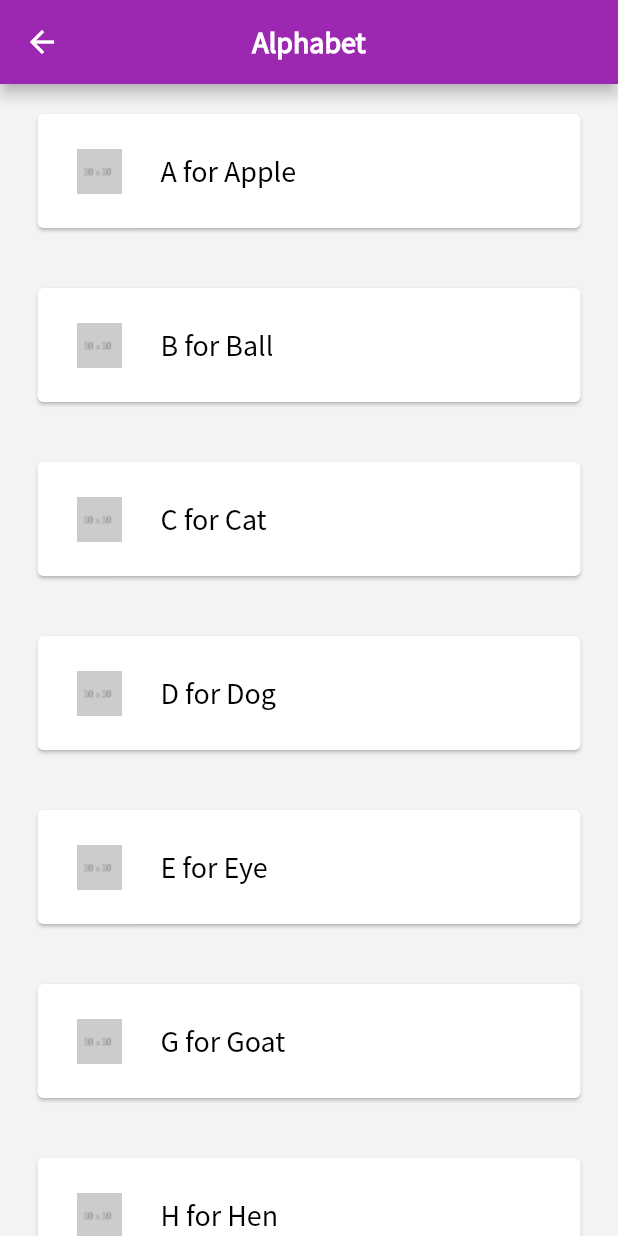
After one commit to zetaverse/aac_app, a Flutter app: the EnAlphabet screen opened directly, on a phone screen of 412 x 824 dp. The commit adds this screen. Run offline on Flutter 3.47's test engine with Material 2 defaults, Android fonts, the phone set to English and light mode, and no system bars.

Commit message:
Added all pages for english

```diff
--- a/lib/main.dart
+++ b/lib/main.dart
@@ -6,6 +6,8 @@
 class AacApp extends StatelessWidget {
   @override
   Widget build(BuildContext context) {
-    return MaterialApp(home: LangSelectionPage());
+    return MaterialApp(
+      home: LangSelectionPage(),
+    );
   }
 }
--- /dev/null
+++ b/lib/pages/enDetailPages/enAlphabet.dart
@@ -0,0 +1,51 @@
+import 'package:flutter/material.dart';
+import 'package:aac_app/components/lessonPageButton.dart';
+
+class EnAlphabet extends StatelessWidget {
+  @override
+  Widget build(BuildContext context) {
+    return Scaffold(
+      appBar: AppBar(
+        backgroundColor: Colors.purple,
+        title: Text(
+          "Alphabet",
+          style: TextStyle(
+            fontFamily: 'Source Sans Pro',
+            fontWeight: FontWeight.bold,
+          ),
+        ),
+        centerTitle: true,
+      ),
+      backgroundColor: Color(0xFFF3F3F3),
+      body: ListView(
+        children: <Widget>[
+          LessonPageButton(buttonText: 'A for Apple'),
+          LessonPageButton(buttonText: 'B for Ball'),
+          LessonPageButton(buttonText: 'C for Cat'),
+          LessonPageButton(buttonText: 'D for Dog'),
+          LessonPageButton(buttonText: 'E for Eye'),
+          LessonPageButton(buttonText: 'G for Goat'),
+          LessonPageButton(buttonText: 'H for Hen'),
+          LessonPageButton(buttonText: 'I for Ice-cream'),
+          LessonPageButton(buttonText: 'J for Jeep'),
+          LessonPageButton(buttonText: 'K for Kite'),
+          LessonPageButton(buttonText: 'L for Lion'),
+          LessonPageButton(buttonText: 'M for Mango'),
+          LessonPageButton(buttonText: 'N for Nose'),
+          LessonPageButton(buttonText: 'O for Orange'),
+          LessonPageButton(buttonText: 'P for Papaya'),
+          LessonPageButton(buttonText: 'Q for Queen'),
+          LessonPageButton(buttonText: 'R for Rabbit'),
+          LessonPageButton(buttonText: 'S for Ship'),
+          LessonPageButton(buttonText: 'T for Tiger'),
+          LessonPageButton(buttonText: 'U for Umbrella'),
+          LessonPageButton(buttonText: 'V for Van'),
+          LessonPageButton(buttonText: 'W for Wool'),
+          LessonPageButton(buttonText: 'X for X-ray'),
+          LessonPageButton(buttonText: 'Y for Yellow'),
+          LessonPageButton(buttonText: 'Z for Zebra'),
+        ],
+      ),
+    );
+  }
+}
```
Also changed, not shown: lib/pages/enDetailPages/enAffection.dart (added, +32 -0 lines), lib/pages/enDetailPages/enAnswer.dart (added, +32 -0 lines), lib/pages/enDetailPages/enDontLike.dart (added, +30 -0 lines), lib/pages/enDetailPages/enFeeling.dart (added, +34 -0 lines), lib/pages/enDetailPages/enGreeting.dart (added, +32 -0 lines), lib/pages/enDetailPages/enLike.dart (added, +30 -0 lines), lib/pages/enDetailPages/enNumbers.dart (added, +36 -0 lines), lib/pages/enDetailPages/enObjects.dart (added, +41 -0 lines), lib/pages/enDetailPages/enSocial.dart (added, +32 -0 lines), lib/pages/enDetailPages/enWants.dart (added, +31 -0 lines), lib/pages/enLessonDetailsPage.dart (deleted, +0 -37 lines), lib/pages/enLessonListPage.dart (+22 -2 lines).
